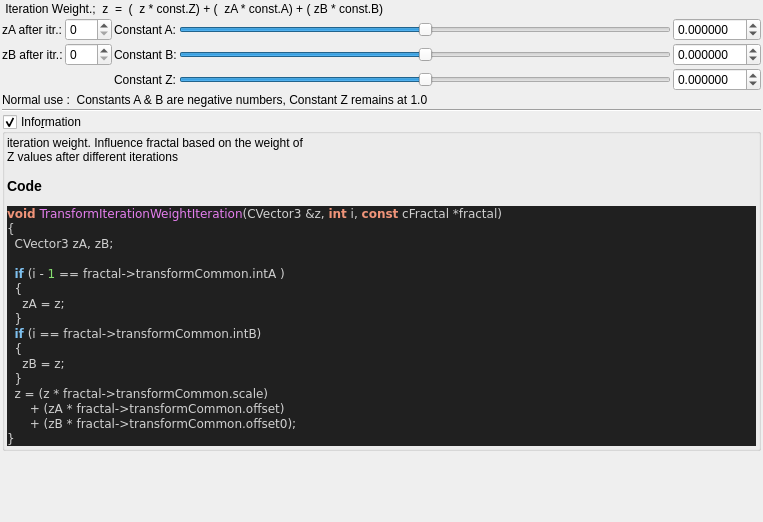
The window that mandelbulber2/qt_data/fractal_transf_iteration_weight.ui (buddhi1980/mandelbulber2) describes before a commit, drawn with Qt 5.
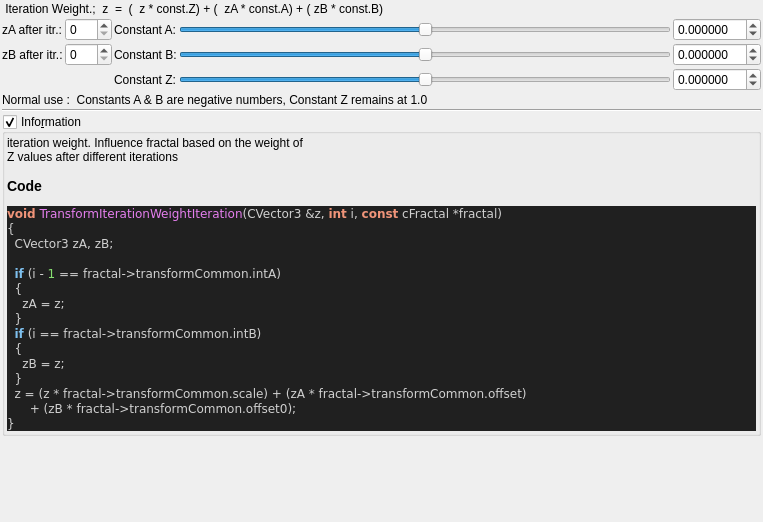
The same window after the commit. Custom widgets are drawn as their Qt base class.

Commit message:
source code format for fractal_formulas.cpp
- now complete code base is refactored!
- also regenerated ui files with populateUiInformation.php
- codeStyleCheck.php is now fully functional and can be used auto
refactor the code base (may be a little slow)

The edit to the form file:
```diff
--- a/mandelbulber2/qt_data/fractal_transf_iteration_weight.ui
+++ b/mandelbulber2/qt_data/fractal_transf_iteration_weight.ui
@@ -312,7 +312,7 @@
 &lt;span style=&quot;color:#d0d0d0&quot;&gt;{&lt;/span&gt;
   CVector3 zA&lt;span style=&quot;color:#d0d0d0&quot;&gt;,&lt;/span&gt; zB&lt;span style=&quot;color:#d0d0d0&quot;&gt;;&lt;/span&gt;
 
-  &lt;span style=&quot;color:#7ec0ee; font-weight:bold&quot;&gt;if&lt;/span&gt; &lt;span style=&quot;color:#d0d0d0&quot;&gt;(&lt;/span&gt;i &lt;span style=&quot;color:#d0d0d0&quot;&gt;-&lt;/span&gt; &lt;span style=&quot;color:#87df71&quot;&gt;1&lt;/span&gt; &lt;span style=&quot;color:#d0d0d0&quot;&gt;==&lt;/span&gt; fractal&lt;span style=&quot;color:#d0d0d0&quot;&gt;-&amp;gt;&lt;/span&gt;transformCommon&lt;span style=&quot;color:#d0d0d0&quot;&gt;.&lt;/span&gt;intA &lt;span style=&quot;color:#d0d0d0&quot;&gt;)&lt;/span&gt;
+  &lt;span style=&quot;color:#7ec0ee; font-weight:bold&quot;&gt;if&lt;/span&gt; &lt;span style=&quot;color:#d0d0d0&quot;&gt;(&lt;/span&gt;i &lt;span style=&quot;color:#d0d0d0&quot;&gt;-&lt;/span&gt; &lt;span style=&quot;color:#87df71&quot;&gt;1&lt;/span&gt; &lt;span style=&quot;color:#d0d0d0&quot;&gt;==&lt;/span&gt; fractal&lt;span style=&quot;color:#d0d0d0&quot;&gt;-&amp;gt;&lt;/span&gt;transformCommon&lt;span style=&quot;color:#d0d0d0&quot;&gt;.&lt;/span&gt;intA&lt;span style=&quot;color:#d0d0d0&quot;&gt;)&lt;/span&gt;
   &lt;span style=&quot;color:#d0d0d0&quot;&gt;{&lt;/span&gt;
     zA &lt;span style=&quot;color:#d0d0d0&quot;&gt;=&lt;/span&gt; z&lt;span style=&quot;color:#d0d0d0&quot;&gt;;&lt;/span&gt;
   &lt;span style=&quot;color:#d0d0d0&quot;&gt;}&lt;/span&gt;
@@ -320,8 +320,7 @@
   &lt;span style=&quot;color:#d0d0d0&quot;&gt;{&lt;/span&gt;
     zB &lt;span style=&quot;color:#d0d0d0&quot;&gt;=&lt;/span&gt; z&lt;span style=&quot;color:#d0d0d0&quot;&gt;;&lt;/span&gt;
   &lt;span style=&quot;color:#d0d0d0&quot;&gt;}&lt;/span&gt;
-  z &lt;span style=&quot;color:#d0d0d0&quot;&gt;= (&lt;/span&gt;z &lt;span style=&quot;color:#d0d0d0&quot;&gt;*&lt;/span&gt; fractal&lt;span style=&quot;color:#d0d0d0&quot;&gt;-&amp;gt;&lt;/span&gt;transformCommon&lt;span style=&quot;color:#d0d0d0&quot;&gt;.&lt;/span&gt;scale&lt;span style=&quot;color:#d0d0d0&quot;&gt;)&lt;/span&gt;
-      &lt;span style=&quot;color:#d0d0d0&quot;&gt;+ (&lt;/span&gt;zA &lt;span style=&quot;color:#d0d0d0&quot;&gt;*&lt;/span&gt; fractal&lt;span style=&quot;color:#d0d0d0&quot;&gt;-&amp;gt;&lt;/span&gt;transformCommon&lt;span style=&quot;color:#d0d0d0&quot;&gt;.&lt;/span&gt;offset&lt;span style=&quot;color:#d0d0d0&quot;&gt;)&lt;/span&gt;
+  z &lt;span style=&quot;color:#d0d0d0&quot;&gt;= (&lt;/span&gt;z &lt;span style=&quot;color:#d0d0d0&quot;&gt;*&lt;/span&gt; fractal&lt;span style=&quot;color:#d0d0d0&quot;&gt;-&amp;gt;&lt;/span&gt;transformCommon&lt;span style=&quot;color:#d0d0d0&quot;&gt;.&lt;/span&gt;scale&lt;span style=&quot;color:#d0d0d0&quot;&gt;) + (&lt;/span&gt;zA &lt;span style=&quot;color:#d0d0d0&quot;&gt;*&lt;/span&gt; fractal&lt;span style=&quot;color:#d0d0d0&quot;&gt;-&amp;gt;&lt;/span&gt;transformCommon&lt;span style=&quot;color:#d0d0d0&quot;&gt;.&lt;/span&gt;offset&lt;span style=&quot;color:#d0d0d0&quot;&gt;)&lt;/span&gt;
       &lt;span style=&quot;color:#d0d0d0&quot;&gt;+ (&lt;/span&gt;zB &lt;span style=&quot;color:#d0d0d0&quot;&gt;*&lt;/span&gt; fractal&lt;span style=&quot;color:#d0d0d0&quot;&gt;-&amp;gt;&lt;/span&gt;transformCommon&lt;span style=&quot;color:#d0d0d0&quot;&gt;.&lt;/span&gt;offset0&lt;span style=&quot;color:#d0d0d0&quot;&gt;);&lt;/span&gt;
 &lt;span style=&quot;color:#d0d0d0&quot;&gt;}&lt;/span&gt;
 &lt;/pre&gt;
```
The commit also changes 101 other files.
